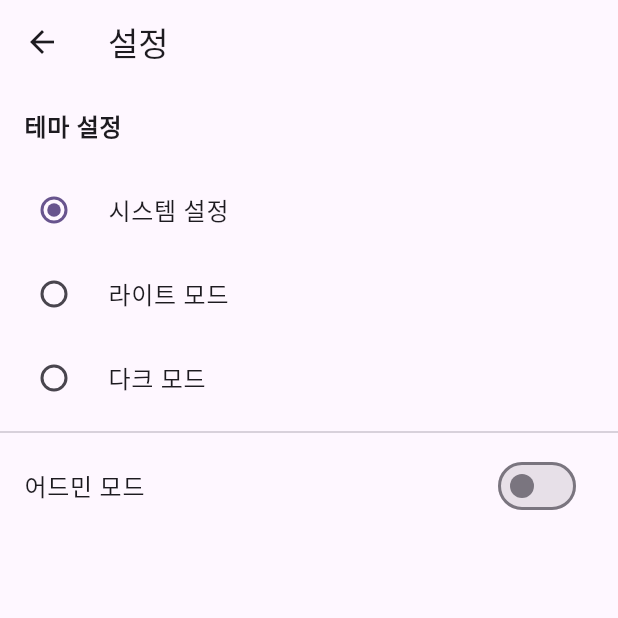
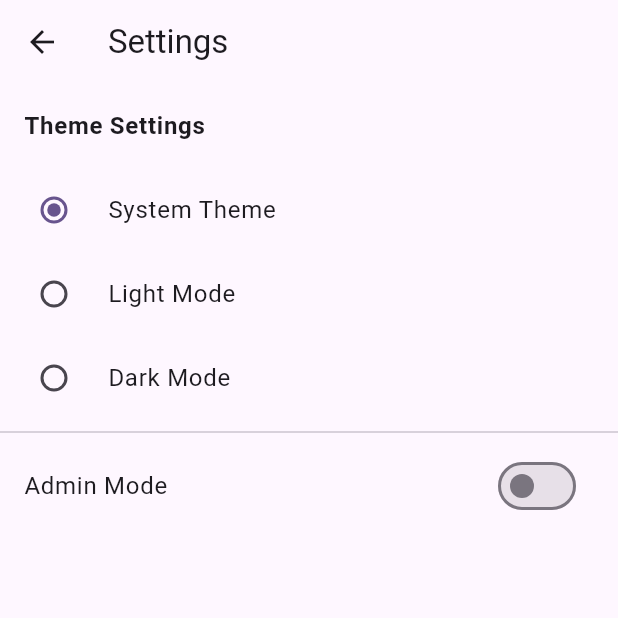
Before and after one commit to DAAC-A00/finow, a Flutter app: the SettingsScreen screen opened by its route, on a phone screen of 412 x 824 dp, the top half of it. Run offline on Flutter 3.47's test engine with Material 3 defaults, Android fonts, the phone set to English and light mode, and no system bars; our stand-ins replace dio, flutter_riverpod, go_router, hive, hive_flutter; accounts and stored records are empty; network calls fail.

Commit message:
feat: 설정 및 스토리지 뷰어 화면의 텍스트를 영어로 변경하고, UI 요소의 스타일을 개선함

```diff
--- a/lib/features/settings/settings_screen.dart
+++ b/lib/features/settings/settings_screen.dart
@@ -16,15 +16,15 @@ class SettingsScreen extends ConsumerWidget {
     return Scaffold(
       appBar: AppBar(
         leading: const BackButton(),
-        title: const Text('설정'),
+        title: const Text('Settings'),
       ),
       body: ListView(
         children: [
           const ListTile(
-            title: Text('테마 설정', style: TextStyle(fontWeight: FontWeight.bold)),
+            title: Text('Theme Settings', style: TextStyle(fontWeight: FontWeight.bold)),
           ),
           RadioListTile<ThemeMode>(
-            title: const Text('시스템 설정'),
+            title: const Text('System Theme'),
             value: ThemeMode.system,
             groupValue: currentThemeMode,
             onChanged: (ThemeMode? value) {
@@ -34,7 +34,7 @@ class SettingsScreen extends ConsumerWidget {
             },
           ),
           RadioListTile<ThemeMode>(
-            title: const Text('라이트 모드'),
+            title: const Text('Light Mode'),
             value: ThemeMode.light,
             groupValue: currentThemeMode,
             onChanged: (ThemeMode? value) {
@@ -44,7 +44,7 @@ class SettingsScreen extends ConsumerWidget {
             },
           ),
           RadioListTile<ThemeMode>(
-            title: const Text('다크 모드'),
+            title: const Text('Dark Mode'),
             value: ThemeMode.dark,
             groupValue: currentThemeMode,
             onChanged: (ThemeMode? value) {
@@ -55,7 +55,7 @@ class SettingsScreen extends ConsumerWidget {
           ),
           const Divider(),
           SwitchListTile(
-            title: const Text('어드민 모드'),
+            title: const Text('Admin Mode'),
             value: isAdminMode,
             onChanged: (bool value) {
               ref.read(adminModeProvider.notifier).setAdminMode(value);
--- a/lib/features/storage_viewer/storage_viewer_screen.dart
+++ b/lib/features/storage_viewer/storage_viewer_screen.dart
@@ -38,12 +38,18 @@ class StorageViewerScreen extends ConsumerWidget {
         leading: const BackButton(),
         title: TextField(
           onChanged: (value) => ref.read(searchQueryProvider.notifier).state = value,
-          decoration: const InputDecoration(
+          decoration: InputDecoration(
             hintText: 'Search local storage...',
             border: InputBorder.none,
-            hintStyle: TextStyle(color: Colors.white70),
+            hintStyle: TextStyle(
+              color: Theme.of(context).colorScheme.onSurface.withOpacity(0.7),
+              fontSize: 20,
+            ),
           ),
-          style: const TextStyle(color: Colors.white),
+          style: TextStyle(
+            color: Theme.of(context).colorScheme.onSurface,
+            fontSize: 20,
+          ),
         ),
       ),
       body: Column(
@@ -155,7 +161,7 @@ class StorageViewerScreen extends ConsumerWidget {
                               Padding(
                                 padding: const EdgeInsets.only(left: 8.0, top: 2.0),
                                 child: Text(
-                                  '└ Converted: ${DateFormat('yyyy-MM-dd HH:mm:ss').format(DateTime.fromMillisecondsSinceEpoch(value.lastUpdatedUnix * 1000))}',
+                                  '└ Converted: ${DateFormat('yyyy-MM-dd HH:mm:ss').format(DateTime.fromMillisecondsSinceEpoch(value.lastUpdatedUnix * 1000).toLocal())} (KST)',
                                   style: TextStyle(color: Theme.of(context).textTheme.bodySmall?.color?.withOpacity(0.8), fontStyle: FontStyle.italic),
                                 ),
                               ),
@@ -216,16 +222,16 @@ class StorageViewerScreen extends ConsumerWidget {
       context: context,
       builder: (BuildContext context) {
         return AlertDialog(
-          title: const Text('데이터 삭제'),
-          content: Text('정말로 \'$key\' 항목을 삭제하시겠습니까?'),
+          title: const Text('Delete Data'),
+          content: Text('Are you sure you want to delete \'$key\'?'),
           actions: <Widget>[
             TextButton(
               onPressed: () => Navigator.of(context).pop(false),
-              child: const Text('취소'),
+              child: const Text('Cancel'),
             ),
             TextButton(
               onPressed: () => Navigator.of(context).pop(true),
-              child: const Text('삭제'),
+              child: const Text('Delete'),
             ),
           ],
         );
@@ -246,16 +252,16 @@ class StorageViewerScreen extends ConsumerWidget {
       context: context,
       builder: (BuildContext context) {
         return AlertDialog(
-          title: const Text('Box 데이터 모두 삭제'),
-          content: Text('정말로 \'$boxName\' Box의 모든 데이터를 삭제하시겠습니까? 이 작업은 되돌릴 수 없습니다.'),
+          title: const Text('Clear Box Data'),
+          content: Text('Are you sure you want to delete all data in \'$boxName\' Box? This action cannot be undone.'),
           actions: <Widget>[
             TextButton(
               onPressed: () => Navigator.of(context).pop(false),
-              child: const Text('취소'),
+              child: const Text('Cancel'),
             ),
             TextButton(
               onPressed: () => Navigator.of(context).pop(true),
-              child: const Text('모두 삭제'),
+              child: const Text('Clear All'),
             ),
           ],
         );
@@ -292,7 +298,7 @@ class StorageViewerScreen extends ConsumerWidget {
       context: context,
       builder: (BuildContext context) {
         return AlertDialog(
-          title: Text('$key 항목 수정'),
+          title: Text('Edit $key'),
           content: SingleChildScrollView(
             child: Column(
               mainAxisSize: MainAxisSize.min,
--- a/lib/screens/placeholder_screen.dart
+++ b/lib/screens/placeholder_screen.dart
@@ -21,7 +21,7 @@ class PlaceholderScreen extends StatelessWidget {
       ),
       body: Center(
         child: Text(
-          '$title 화면',
+          '$title Screen',
           style: Theme.of(context).textTheme.headlineMedium,
         ),
       ),
```
